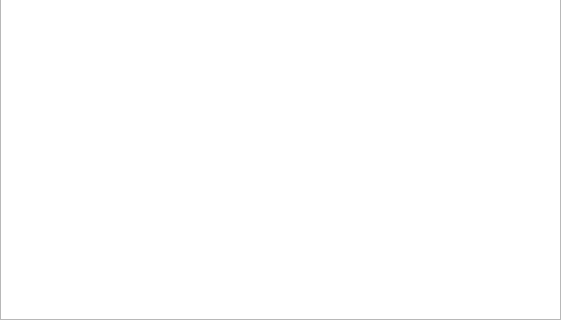
Above: src/ui/context.ui from pztrn/qtdenter-old before the change; both pictures show x 0 to 561 and y 398 to 718 of the 561 by 718 pixel window. Below: the same form after it.
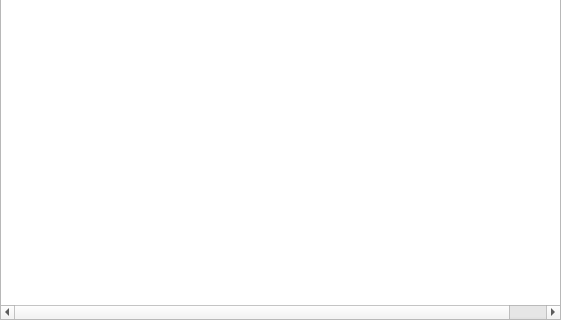
That is the form after the change.

```diff
--- a/src/ui/context.ui
+++ b/src/ui/context.ui
@@ -13,6 +13,9 @@
   <property name="windowTitle">
    <string>Context</string>
   </property>
+  <property name="styleSheet">
+   <string notr="true"/>
+  </property>
   <layout class="QGridLayout" name="gridLayout">
    <property name="sizeConstraint">
     <enum>QLayout::SetNoConstraint</enum>
@@ -38,7 +41,13 @@
       </size>
      </property>
      <property name="mouseTracking">
-      <bool>true</bool>
+      <bool>false</bool>
+     </property>
+     <property name="focusPolicy">
+      <enum>Qt::WheelFocus</enum>
+     </property>
+     <property name="styleSheet">
+      <string notr="true"/>
      </property>
      <property name="editTriggers">
       <set>QAbstractItemView::CurrentChanged|QAbstractItemView::DoubleClicked</set>
@@ -110,6 +119,11 @@
        <string>dent_text</string>
       </property>
      </column>
+     <column>
+      <property name="text">
+       <string>account</string>
+      </property>
+     </column>
     </widget>
    </item>
   </layout>
```
Left out of the diff: 3 changed lines with no effect on the pictures.
